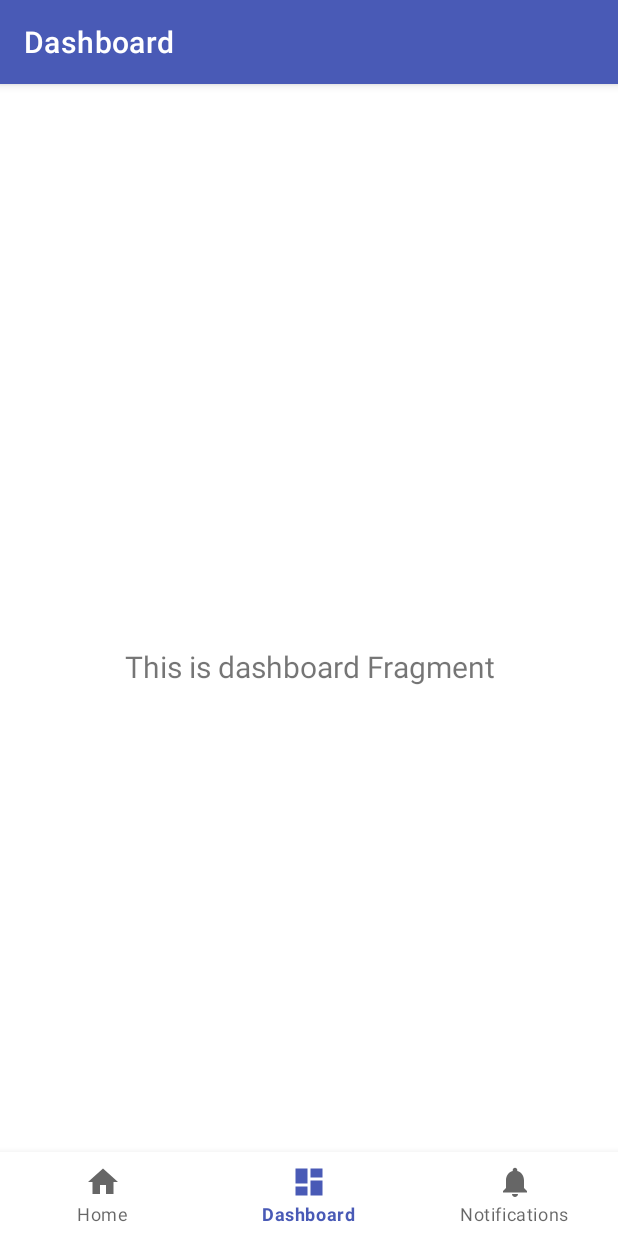
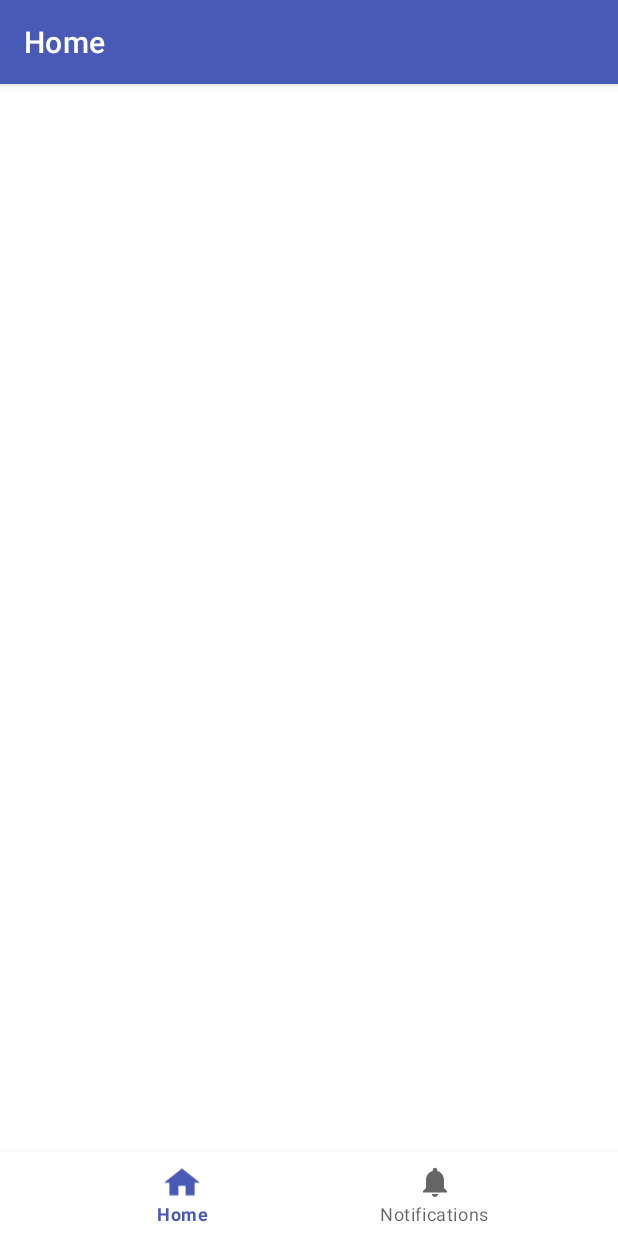
Before and after one commit to aklambert/Wellness-Journal, an Android app: the screen it shows after launch (MainActivity), after a tap on "BEGIN", on a phone screen of 412 x 824 dp. Run offline under Robolectric (Android 15) with nearby library versions, the phone set to English and light mode, and no system bars; our stand-ins replace navigation-ui.

Commit message:
#22, Home page set up

```diff
--- a/app/src/main/java/com/example/wellnessjournal/MainActivity.kt
+++ b/app/src/main/java/com/example/wellnessjournal/MainActivity.kt
@@ -27,7 +27,7 @@ class MainActivity : AppCompatActivity() {
         // menu should be considered as top level destinations.
         val appBarConfiguration = AppBarConfiguration(
             setOf(
-                R.id.navigation_home, R.id.navigation_dashboard, R.id.navigation_notifications
+                R.id.navigation_welcome, R.id.navigation_home, R.id.navigation_notifications
             )
         )
         setupActionBarWithNavController(navController, appBarConfiguration)
@@ -36,7 +36,7 @@ class MainActivity : AppCompatActivity() {
 
         // Don't show bottom navigation bar for Welcome screen, but do show it for all other screens
         if (currentNavPosition != null) {
-            if(currentNavPosition.label == "Home") {
+            if(currentNavPosition.label == "Welcome") {
                 navView.visibility = View.GONE
             }
             else {
--- a/app/src/main/java/com/example/wellnessjournal/ui/dashboard/DashboardFragment.kt
+++ /dev/null
@@ -1,42 +0,0 @@
-package com.example.wellnessjournal.ui.dashboard
-
-import android.os.Bundle
-import android.view.LayoutInflater
-import android.view.View
-import android.view.ViewGroup
-import android.widget.TextView
-import androidx.fragment.app.Fragment
-import androidx.lifecycle.ViewModelProvider
-import com.example.wellnessjournal.databinding.FragmentDashboardBinding
-
-class DashboardFragment : Fragment() {
-
-    private var _binding: FragmentDashboardBinding? = null
-
-    // This property is only valid between onCreateView and
-    // onDestroyView.
-    private val binding get() = _binding!!
-
-    override fun onCreateView(
-        inflater: LayoutInflater,
-        container: ViewGroup?,
-        savedInstanceState: Bundle?
-    ): View {
-        val dashboardViewModel =
-            ViewModelProvider(this).get(DashboardViewModel::class.java)
-
-        _binding = FragmentDashboardBinding.inflate(inflater, container, false)
-        val root: View = binding.root
-
-        val textView: TextView = binding.textDashboard
-        dashboardViewModel.text.observe(viewLifecycleOwner) {
-            textView.text = it
-        }
-        return root
-    }
-
-    override fun onDestroyView() {
-        super.onDestroyView()
-        _binding = null
-    }
-}
--- a/app/src/main/java/com/example/wellnessjournal/ui/dashboard/DashboardViewModel.kt
+++ /dev/null
@@ -1,13 +0,0 @@
-package com.example.wellnessjournal.ui.dashboard
-
-import androidx.lifecycle.LiveData
-import androidx.lifecycle.MutableLiveData
-import androidx.lifecycle.ViewModel
-
-class DashboardViewModel : ViewModel() {
-
-    private val _text = MutableLiveData<String>().apply {
-        value = "This is dashboard Fragment"
-    }
-    val text: LiveData<String> = _text
-}
--- a/app/src/main/java/com/example/wellnessjournal/ui/home/HomeFragment.kt
+++ b/app/src/main/java/com/example/wellnessjournal/ui/home/HomeFragment.kt
@@ -1,19 +1,12 @@
 package com.example.wellnessjournal.ui.home
 
-import android.content.Context
-import android.content.SharedPreferences
 import android.os.Bundle
 import android.view.LayoutInflater
 import android.view.View
 import android.view.ViewGroup
-import android.widget.Button
 import androidx.fragment.app.Fragment
 import androidx.lifecycle.ViewModelProvider
-import androidx.navigation.fragment.findNavController
-import com.example.wellnessjournal.R
 import com.example.wellnessjournal.databinding.FragmentHomeBinding
-import com.google.android.material.bottomnavigation.BottomNavigationView
-
 
 class HomeFragment : Fragment() {
 
@@ -28,45 +21,15 @@ class HomeFragment : Fragment() {
         container: ViewGroup?,
         savedInstanceState: Bundle?
     ): View {
-
         val homeViewModel = ViewModelProvider(this).get(HomeViewModel::class.java)
 
         _binding = FragmentHomeBinding.inflate(inflater, container, false)
         val root: View = binding.root
 
-        // commenting this for now because I may learn from it/ use it later
-        /*
-        val textView: TextView = binding.textHome
+      /*  val textView: TextView = binding.textHome
         homeViewModel.text.observe(viewLifecycleOwner) {
             textView.text = it
         }*/
-
-        // Check if user has clicked the BEGIN button before, and move right to Home Screen if they have
-        val prefs = this.requireActivity().getSharedPreferences("pref", Context.MODE_PRIVATE)
-
-        if (prefs.contains("welcome_screen_disable") && prefs.getBoolean("welcome_screen_disable", true)) {
-            // Startup screen for user is the home screen
-            findNavController().navigate(R.id.navigation_dashboard)
-        }
-
-        /* Listen for when the user clicks the BEGIN button on the welcome screen, and take note so that the welcome screen
-         does not show again */
-        val btnBegin = root.findViewById<Button>(R.id.btn_begin) as Button
-        btnBegin.setOnClickListener {
-
-            // Set shared preference setting to prevent welcome screen from appearing again
-            val prefsEditor: SharedPreferences.Editor = prefs.edit()
-            prefsEditor.putBoolean("welcome_screen_disable", true)
-            prefsEditor.apply()
-
-            // Move to home screen
-            findNavController().navigate(R.id.navigation_dashboard)
-
-            // Make sure bottom navigation bar is showing
-            val navView: BottomNavigationView = requireActivity().findViewById(R.id.nav_view)
-            navView.visibility = View.VISIBLE
-        }
-
         return root
     }
 
--- /dev/null
+++ b/app/src/main/java/com/example/wellnessjournal/ui/welcome/WelcomeFragment.kt
@@ -0,0 +1,77 @@
+package com.example.wellnessjournal.ui.welcome
+
+import android.content.Context
+import android.content.SharedPreferences
+import android.os.Bundle
+import android.view.LayoutInflater
+import android.view.View
+import android.view.ViewGroup
+import android.widget.Button
+import androidx.fragment.app.Fragment
+import androidx.lifecycle.ViewModelProvider
+import androidx.navigation.fragment.findNavController
+import com.example.wellnessjournal.R
+import com.example.wellnessjournal.databinding.FragmentWelcomeBinding
+import com.google.android.material.bottomnavigation.BottomNavigationView
+
+
+class WelcomeFragment : Fragment() {
+
+    private var _binding: FragmentWelcomeBinding? = null
+
+    // This property is only valid between onCreateView and
+    // onDestroyView.
+    private val binding get() = _binding!!
+
+    override fun onCreateView(
+        inflater: LayoutInflater,
+        container: ViewGroup?,
+        savedInstanceState: Bundle?
+    ): View {
+
+        val welcomeViewModel = ViewModelProvider(this).get(WelcomeViewModel::class.java)
+
+        _binding = FragmentWelcomeBinding.inflate(inflater, container, false)
+        val root: View = binding.root
+
+        // commenting this for now because I may learn from it/ use it later
+        /*
+        val textView: TextView = binding.textWelcome
+        welcomeViewModel.text.observe(viewLifecycleOwner) {
+            textView.text = it
+        }*/
+
+        // Check if user has clicked the BEGIN button before, and move right to Home Screen if they have
+        val prefs = this.requireActivity().getSharedPreferences("pref", Context.MODE_PRIVATE)
+
+        if (prefs.contains("welcome_screen_disable") && prefs.getBoolean("welcome_screen_disable", true)) {
+            // Startup screen for user is the home screen
+            findNavController().navigate(R.id.navigation_home)
+        }
+
+        /* Listen for when the user clicks the BEGIN button on the welcome screen, and take note so that the welcome screen
+         does not show again */
+        val btnBegin = root.findViewById<Button>(R.id.btn_begin) as Button
+        btnBegin.setOnClickListener {
+
+            // Set shared preference setting to prevent welcome screen from appearing again
+            val prefsEditor: SharedPreferences.Editor = prefs.edit()
+            prefsEditor.putBoolean("welcome_screen_disable", true)
+            prefsEditor.apply()
+
+            // Move to home screen
+            findNavController().navigate(R.id.navigation_home)
+
+            // Make sure bottom navigation bar is showing
+            val navView: BottomNavigationView = requireActivity().findViewById(R.id.nav_view)
+            navView.visibility = View.VISIBLE
+        }
+
+        return root
+    }
+
+    override fun onDestroyView() {
+        super.onDestroyView()
+        _binding = null
+    }
+}
--- /dev/null
+++ b/app/src/main/java/com/example/wellnessjournal/ui/welcome/WelcomeViewModel.kt
@@ -0,0 +1,13 @@
+package com.example.wellnessjournal.ui.welcome
+
+import androidx.lifecycle.ViewModel
+
+class WelcomeViewModel : ViewModel() {
+    // Commenting this for now since I may learn from it/ use it later
+   /* private val _text = MutableLiveData<String>().apply {
+        value = "This is welcome Fragment"
+    }
+    val text: LiveData<String> = _text*/
+
+
+}
--- /dev/null
+++ b/app/src/main/res/drawable/home_navigation_icon.xml
@@ -0,0 +1,9 @@
+<vector xmlns:android="http://schemas.android.com/apk/res/android"
+    android:width="80dp"
+    android:height="61dp"
+    android:viewportWidth="80"
+    android:viewportHeight="61">
+  <path
+      android:pathData="M32,60.092V39.04H48V60.092H68V32.022H80L40,0.444L0,32.022H12V60.092H32Z"
+      android:fillColor="#495AB6"/>
+</vector>
--- a/app/src/main/res/layout/fragment_dashboard.xml
+++ /dev/null
@@ -1,22 +0,0 @@
-<?xml version="1.0" encoding="utf-8"?>
-<androidx.constraintlayout.widget.ConstraintLayout xmlns:android="http://schemas.android.com/apk/res/android"
-    xmlns:app="http://schemas.android.com/apk/res-auto"
-    xmlns:tools="http://schemas.android.com/tools"
-    android:layout_width="match_parent"
-    android:layout_height="match_parent"
-    tools:context=".ui.dashboard.DashboardFragment">
-
-    <TextView
-        android:id="@+id/text_dashboard"
-        android:layout_width="match_parent"
-        android:layout_height="wrap_content"
-        android:layout_marginStart="8dp"
-        android:layout_marginTop="8dp"
-        android:layout_marginEnd="8dp"
-        android:textAlignment="center"
-        android:textSize="20sp"
-        app:layout_constraintBottom_toBottomOf="parent"
-        app:layout_constraintEnd_toEndOf="parent"
-        app:layout_constraintStart_toStartOf="parent"
-        app:layout_constraintTop_toTopOf="parent" />
-</androidx.constraintlayout.widget.ConstraintLayout>
--- a/app/src/main/res/menu/bottom_nav_menu.xml
+++ b/app/src/main/res/menu/bottom_nav_menu.xml
@@ -3,13 +3,8 @@
 
     <item
         android:id="@+id/navigation_home"
-        android:icon="@drawable/ic_home_black_24dp"
+        android:icon="@drawable/home_navigation_icon"
         android:title="@string/title_home" />
-
-    <item
-        android:id="@+id/navigation_dashboard"
-        android:icon="@drawable/ic_dashboard_black_24dp"
-        android:title="@string/title_dashboard" />
 
     <item
         android:id="@+id/navigation_notifications"
--- a/app/src/main/res/navigation/mobile_navigation.xml
+++ b/app/src/main/res/navigation/mobile_navigation.xml
@@ -3,7 +3,13 @@
     xmlns:app="http://schemas.android.com/apk/res-auto"
     xmlns:tools="http://schemas.android.com/tools"
     android:id="@+id/mobile_navigation"
-    app:startDestination="@+id/navigation_home">
+    app:startDestination="@+id/navigation_welcome">
+
+    <fragment
+        android:id="@+id/navigation_welcome"
+        android:name="com.example.wellnessjournal.ui.welcome.WelcomeFragment"
+        android:label="@string/title_welcome"
+        tools:layout="@layout/fragment_welcome" />
 
     <fragment
         android:id="@+id/navigation_home"
@@ -12,12 +18,6 @@
         tools:layout="@layout/fragment_home" />
 
     <fragment
-        android:id="@+id/navigation_dashboard"
-        android:name="com.example.wellnessjournal.ui.dashboard.DashboardFragment"
-        android:label="@string/title_dashboard"
-        tools:layout="@layout/fragment_dashboard" />
-
-    <fragment
         android:id="@+id/navigation_notifications"
         android:name="com.example.wellnessjournal.ui.notifications.NotificationsFragment"
         android:label="@string/title_notifications"
--- a/app/src/main/res/values/strings.xml
+++ b/app/src/main/res/values/strings.xml
@@ -1,7 +1,7 @@
 <resources>
     <string name="app_name">WellnessJournal</string>
+    <string name="title_welcome">Welcome</string>
     <string name="title_home">Home</string>
-    <string name="title_dashboard">Dashboard</string>
     <string name="title_notifications">Notifications</string>
     <string name="Hello">Hello!</string>
     <string name="welcome_message">Welcome to Fitness Journal, where you can customize fitness
```
Also changed, not shown: app/src/main/java/com/example/wellnessjournal/ui/home/HomeViewModel.kt (+1 -6 lines), app/src/main/res/layout/fragment_home.xml (+9 -74 lines), app/src/main/res/layout/fragment_welcome.xml (added, +87 -0 lines).
